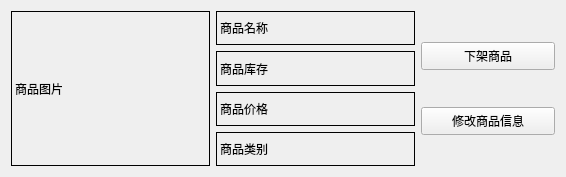
First picture: the form in StoreManage/ui/MerchWidget/merchWidget.ui, repository Reason-Wang/se_project, before the edit.
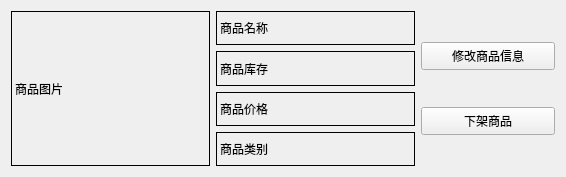
Second picture: the form after the edit.

Commit message: finish button group

The edit to the form file:
```diff
--- a/StoreManage/ui/MerchWidget/merchWidget.ui
+++ b/StoreManage/ui/MerchWidget/merchWidget.ui
@@ -101,7 +101,7 @@
    <item>
     <layout class="QVBoxLayout" name="verticalLayout">
      <item>
-      <widget class="QPushButton" name="pushButtonDelete">
+      <widget class="QPushButton" name="pushButtonUpdate">
        <property name="maximumSize">
         <size>
          <width>137</width>
@@ -109,12 +109,12 @@
         </size>
        </property>
        <property name="text">
-        <string>下架商品</string>
+        <string>修改商品信息</string>
        </property>
       </widget>
      </item>
      <item>
-      <widget class="QPushButton" name="pushButtonUpdate">
+      <widget class="QPushButton" name="pushButtonDelete">
        <property name="maximumSize">
         <size>
          <width>137</width>
@@ -122,7 +122,7 @@
         </size>
        </property>
        <property name="text">
-        <string>修改商品信息</string>
+        <string>下架商品</string>
        </property>
       </widget>
      </item>
```
The commit also changes 24 other files.
